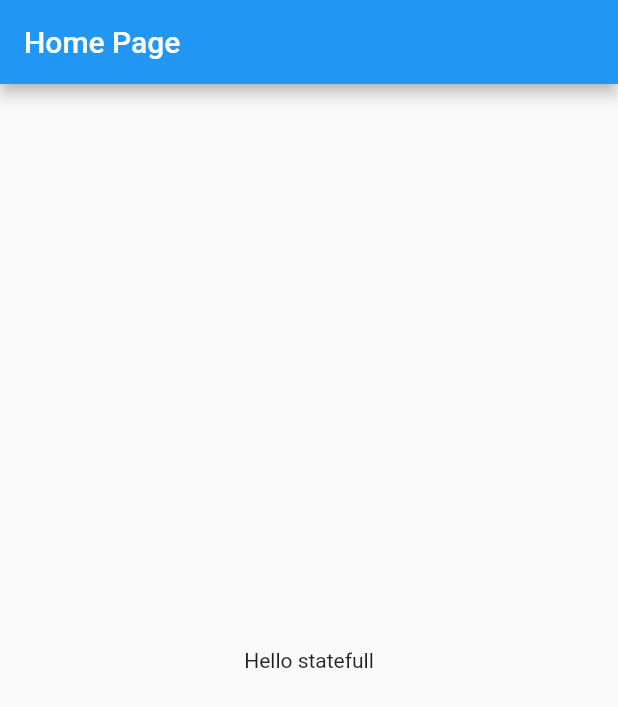
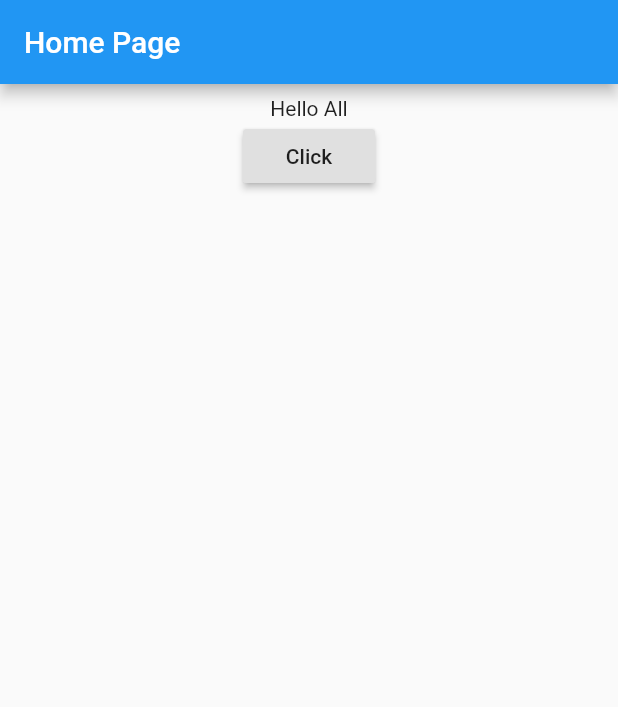
Before and after one commit to purveshshende2/Flutter_first_project, a Flutter app: the screen it shows after launch, on a phone screen of 412 x 824 dp. Shown: the top 707 px of the screen. Run offline on Flutter 3.47's test engine with Material 2 defaults, Android fonts, the phone set to English and light mode, and no system bars.

Commit message:
states demo

```diff
--- a/lib/main.dart
+++ b/lib/main.dart
@@ -20,14 +20,41 @@ class HomePage extends StatefulWidget {
 }
 
 class _MyAppHomePage extends State<HomePage> {
+  String mytext = "Hello All";
+
+  void _changeText() {
+    setState(() {
+      if (mytext.startsWith("H")) {
+        mytext = "Welcome bro ";
+      } else {
+        mytext = "Hello All";
+      }
+    });
+  }
+
+  Widget _bodyWidget() {
+    return new Container(
+      padding: const EdgeInsets.all(8.0),
+      child: new Center(
+        child: new Column(
+          children: <Widget>[
+            new Text(mytext),
+            new RaisedButton(
+              child: new Text("Click"),
+              onPressed: _changeText,
+            )
+          ],
+        ),
+      ),
+    );
+  }
+
   @override
   Widget build(BuildContext context) {
     return new Scaffold(
         appBar: new AppBar(
           title: new Text("Home Page"),
         ),
-        body: new Center(
-          child: new Text("Hello statefull"),
-        ));
+        body: _bodyWidget());
   }
 }
```
